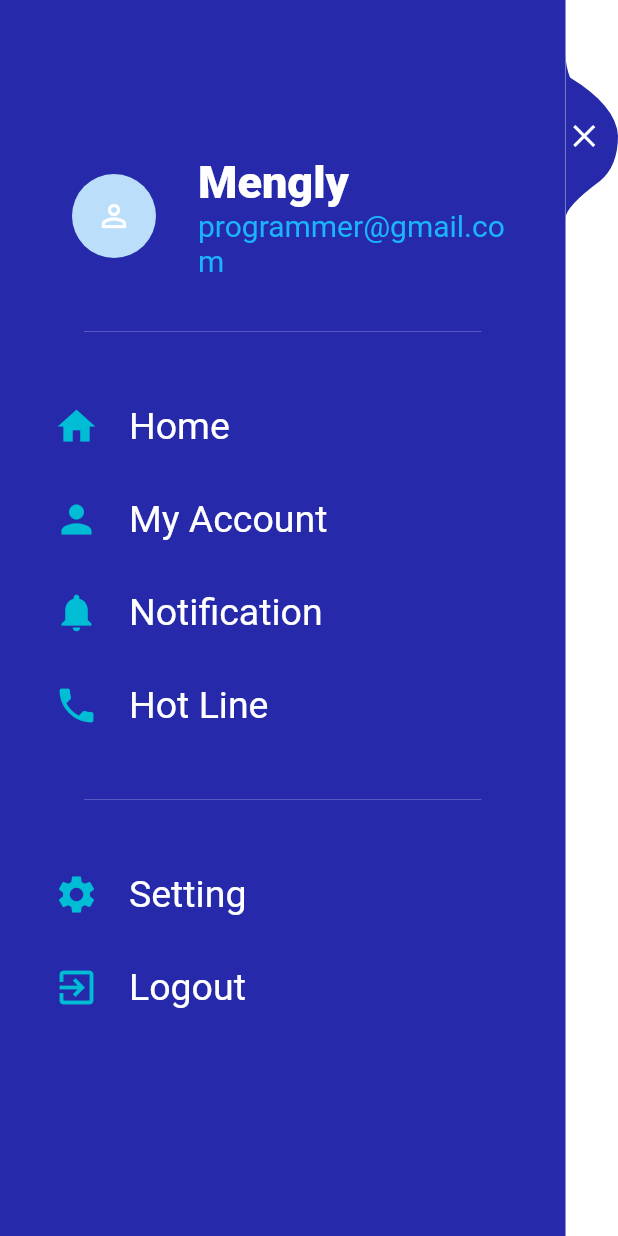
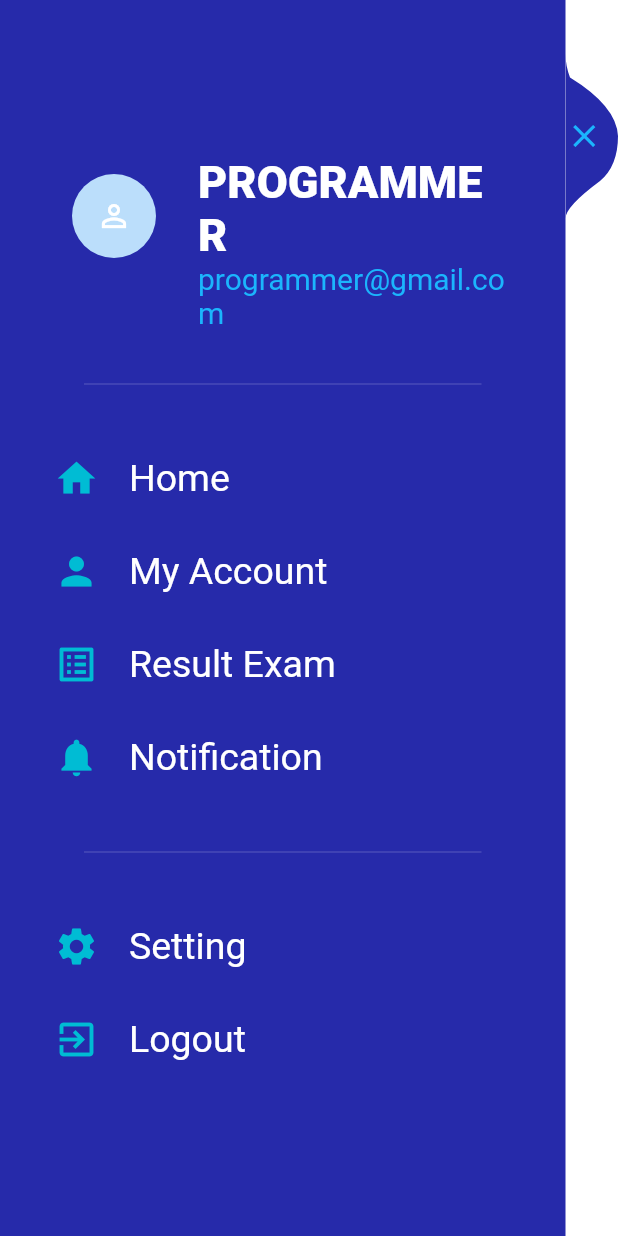
Before and after one commit to Pun-Mengly/bloc, a Flutter app: the SideBar widget shown alone on an empty page, opened directly, after a tap on "My Account", on a phone screen of 412 x 824 dp. Run offline on Flutter 3.47's test engine with Material 2 defaults, Android fonts, the phone set to English and light mode, and no system bars; our stand-ins replace bloc, flutter_bloc, rxdart.

Commit message:
result page

```diff
--- a/lib/bloc_navigation_bloc/navigation_bloc.dart
+++ b/lib/bloc_navigation_bloc/navigation_bloc.dart
@@ -2,17 +2,19 @@ import 'package:bloc/bloc.dart';
 
 import '../pages/home_page.dart';
 import '../pages/my_account_page.dart';
-import '../pages/my_order_page.dart';
+import '../pages/result_exam_page.dart';
 
 enum NavigationEvents {
   HomePageClickedEvent,
-  MyAccountClickedEvent,
-  MyOrdersClickedEvent,
+  AccountClickedEvent,
+  ResultExamClickedEvent,
 }
 
 abstract class NavigationStates {}
 
 class NavigationBloc extends Bloc<NavigationEvents, NavigationStates> {
+  NavigationBloc(NavigationStates initialState) : super(initialState);
+
   @override
   NavigationStates get initialState => HomePage();
 
@@ -22,11 +24,11 @@ class NavigationBloc extends Bloc<NavigationEvents, NavigationStates> {
       case NavigationEvents.HomePageClickedEvent:
         yield HomePage();
         break;
-      case NavigationEvents.MyAccountClickedEvent:
+      case NavigationEvents.AccountClickedEvent:
         yield AccountPage();
         break;
-      case NavigationEvents.MyOrdersClickedEvent:
-        yield OrderPage();
+      case NavigationEvents.ResultExamClickedEvent:
+        yield ResultExam();
         break;
     }
   }
--- a/lib/sidebar/sidebar_layout.dart
+++ b/lib/sidebar/sidebar_layout.dart
@@ -1,5 +1,6 @@
 import 'package:flutter/material.dart';
 import 'package:flutter_bloc/flutter_bloc.dart';
+import 'package:shcool_system/pages/home_page.dart';
 
 import '../bloc_navigation_bloc/navigation_bloc.dart';
 import '../sidebar/slidebar.dart';
@@ -9,7 +10,7 @@ class SideBarLayout extends StatelessWidget {
   Widget build(BuildContext context) {
     return Scaffold(
       body: BlocProvider<NavigationBloc>(
-        create: (context) => NavigationBloc(),
+        create: (context) => NavigationBloc(HomePage()),
         child: Stack(
           children: <Widget>[
             BlocBuilder<NavigationBloc, NavigationStates>(
--- a/lib/sidebar/slidebar.dart
+++ b/lib/sidebar/slidebar.dart
@@ -3,9 +3,9 @@ import 'dart:async';
 import 'package:flutter/material.dart';
 import 'package:flutter_bloc/flutter_bloc.dart';
 import 'package:rxdart/rxdart.dart';
-import 'package:shcool_system/pages/log_out.dart';
 
 import '../bloc_navigation_bloc/navigation_bloc.dart';
+import '../pages/log_out.dart';
 import '../sidebar/menu_item.dart';
 
 class SideBar extends StatefulWidget {
@@ -78,7 +78,7 @@ class _SideBarState extends State<SideBar>
                     ),
                     ListTile(
                       title: Text(
-                        'Mengly',
+                        'Programmer'.toUpperCase(),
                         style: TextStyle(
                             fontWeight: FontWeight.w800,
                             color: Colors.white,
@@ -119,19 +119,19 @@ class _SideBarState extends State<SideBar>
                       onTap: () {
                         onIconPressed();
                         BlocProvider.of<NavigationBloc>(context)
-                            .add(NavigationEvents.MyAccountClickedEvent);
+                            .add(NavigationEvents.AccountClickedEvent);
                       },
                     ),
                     MenuItem(
-                      icon: Icons.notifications,
-                      title: 'Notification',
+                      icon: Icons.list_alt,
+                      title: 'Result Exam',
                       onTap: () {
                         onIconPressed();
                         BlocProvider.of<NavigationBloc>(context)
-                            .add(NavigationEvents.MyOrdersClickedEvent);
+                            .add(NavigationEvents.ResultExamClickedEvent);
                       },
                     ),
-                    MenuItem(icon: Icons.phone, title: 'Hot Line'),
+                    MenuItem(icon: Icons.notifications, title: 'Notification'),
                     Divider(
                       height: 64,
                       thickness: 0.5,
@@ -148,7 +148,8 @@ class _SideBarState extends State<SideBar>
                           context,
                           MaterialPageRoute(builder: (context) => LogOut()),
                         );
-                        }),
+                      },
+                    ),
                   ],
                 ),
               )),
@@ -168,8 +169,7 @@ class _SideBarState extends State<SideBar>
                       child: AnimatedIcon(
                         progress: _animationController.view,
                         icon: AnimatedIcons.menu_close,
-                        // color: Color(0xFF1BB5FD),
-                        color: Colors.white,
+                        color: Color(0xFF1BB5FD),
                         size: 25,
                       ),
                     ),
```
Also changed, not shown: lib/pages/home_page.dart (+4 -7 lines), lib/pages/my_order_page.dart (deleted, +0 -15 lines), lib/pages/result_exam_page.dart (added, +173 -0 lines), lib/splash_screen/splash_screen.dart (+7 -7 lines), pubspec.yaml (+4 -4 lines), pubspec.lock. Lines whose indentation alone changed are shown as unchanged.
